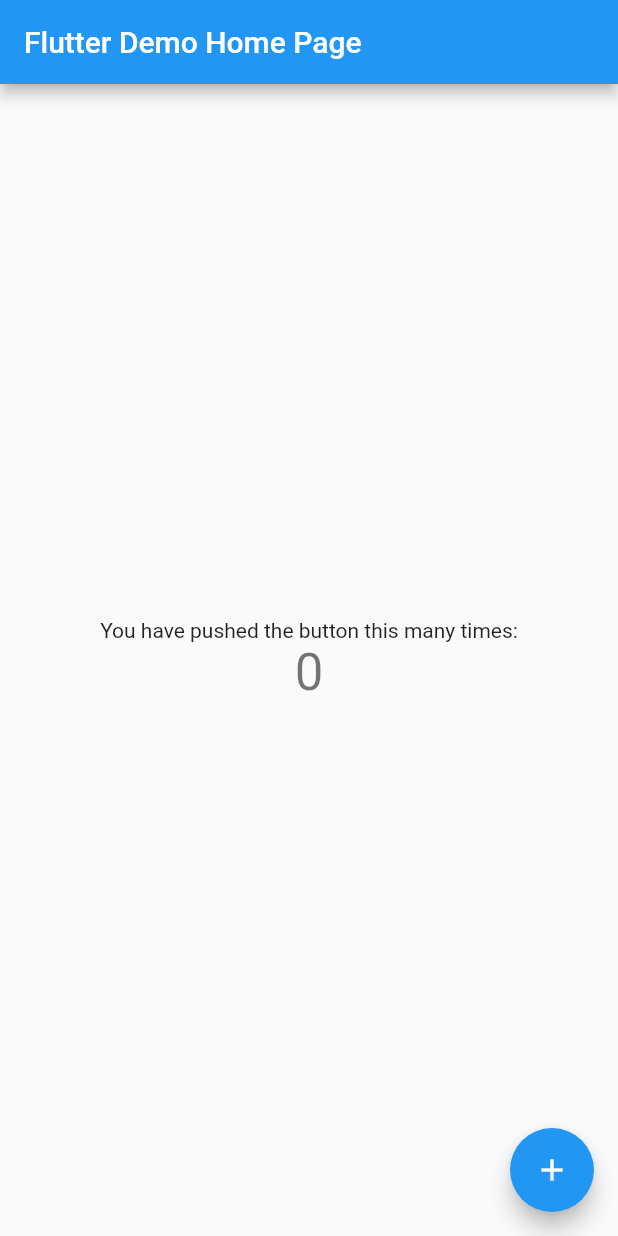
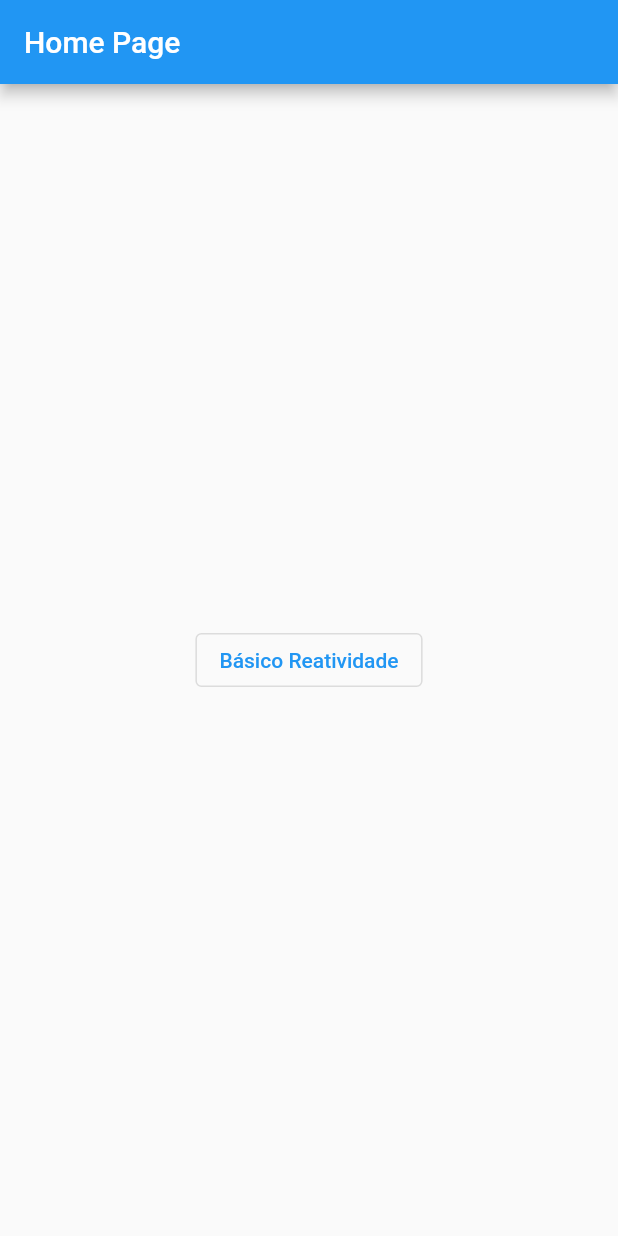
Before and after one commit to oliveiradg/GetStateManager, a Flutter app: the screen it shows after launch, on a phone screen of 412 x 824 dp. Run offline on Flutter 3.47's test engine with Material 2 defaults, Android fonts, the phone set to English and light mode, and no system bars; our stand-ins replace get.

Commit message:
[Dia 18] POC: Básico sobre reatividade com Getx

```diff
--- /dev/null
+++ b/lib/home_page.dart
@@ -0,0 +1,28 @@
+import 'package:flutter/material.dart';
+import 'package:flutter/src/foundation/key.dart';
+import 'package:flutter/src/widgets/framework.dart';
+import 'package:get/get.dart';
+
+class HomePage extends StatelessWidget {
+  const HomePage({Key? key}) : super(key: key);
+
+  @override
+  Widget build(BuildContext context) {
+    return Scaffold(
+      appBar: AppBar(
+        title: const Text('Home Page'),
+      ),
+      body:  Center(
+        child: Column(
+          mainAxisAlignment: MainAxisAlignment.center,
+          children: [
+            OutlinedButton(onPressed: (){
+              Get.toNamed('/basico/reatividade');
+            }, child: const Text('Básico Reatividade'))
+          ],
+        )
+    ));
+
+
+  }
+}
--- a/lib/main.dart
+++ b/lib/main.dart
@@ -1,4 +1,9 @@
 import 'package:flutter/material.dart';
+import 'package:get/get.dart';
+import 'package:get_state_manager/home_page.dart';
+import 'package:get_state_manager/pages/basico/reatividade.dart';
+
+
 
 void main() {
   runApp(const MyApp());
@@ -7,109 +12,16 @@ void main() {
 class MyApp extends StatelessWidget {
   const MyApp({Key? key}) : super(key: key);
 
-  // This widget is the root of your application.
   @override
   Widget build(BuildContext context) {
-    return MaterialApp(
-      title: 'Flutter Demo',
-      theme: ThemeData(
-        // This is the theme of your application.
-        //
-        // Try running your application with "flutter run". You'll see the
-        // application has a blue toolbar. Then, without quitting the app, try
-        // changing the primarySwatch below to Colors.green and then invoke
-        // "hot reload" (press "r" in the console where you ran "flutter run",
-        // or simply save your changes to "hot reload" in a Flutter IDE).
-        // Notice that the counter didn't reset back to zero; the application
-        // is not restarted.
-        primarySwatch: Colors.blue,
-      ),
-      home: const MyHomePage(title: 'Flutter Demo Home Page'),
+    return GetMaterialApp(
+      getPages: [
+        GetPage(name: '/', page: () => const HomePage()),
+        GetPage(name: '/basico/reatividade', page: () =>  ReatividadePage()),
+
+      ],
+
+
     );
   }
 }
-
-class MyHomePage extends StatefulWidget {
-  const MyHomePage({Key? key, required this.title}) : super(key: key);
-
-  // This widget is the home page of your application. It is stateful, meaning
-  // that it has a State object (defined below) that contains fields that affect
-  // how it looks.
-
-  // This class is the configuration for the state. It holds the values (in this
-  // case the title) provided by the parent (in this case the App widget) and
-  // used by the build method of the State. Fields in a Widget subclass are
-  // always marked "final".
-
-  final String title;
-
-  @override
-  State<MyHomePage> createState() => _MyHomePageState();
-}
-
-class _MyHomePageState extends State<MyHomePage> {
-  int _counter = 0;
-
-  void _incrementCounter() {
-    setState(() {
-      // This call to setState tells the Flutter framework that something has
-      // changed in this State, which causes it to rerun the build method below
-      // so that the display can reflect the updated values. If we changed
-      // _counter without calling setState(), then the build method would not be
-      // called again, and so nothing would appear to happen.
-      _counter++;
-    });
-  }
-
-  @override
-  Widget build(BuildContext context) {
-    // This method is rerun every time setState is called, for instance as done
-    // by the _incrementCounter method above.
-    //
-    // The Flutter framework has been optimized to make rerunning build methods
-    // fast, so that you can just rebuild anything that needs updating rather
-    // than having to individually change instances of widgets.
-    return Scaffold(
-      appBar: AppBar(
-        // Here we take the value from the MyHomePage object that was created by
-        // the App.build method, and use it to set our appbar title.
-        title: Text(widget.title),
-      ),
-      body: Center(
-        // Center is a layout widget. It takes a single child and positions it
-        // in the middle of the parent.
-        child: Column(
-          // Column is also a layout widget. It takes a list of children and
-          // arranges them vertically. By default, it sizes itself to fit its
-          // children horizontally, and tries to be as tall as its parent.
-          //
-          // Invoke "debug painting" (press "p" in the console, choose the
-          // "Toggle Debug Paint" action from the Flutter Inspector in Android
-          // Studio, or the "Toggle Debug Paint" command in Visual Studio Code)
-          // to see the wireframe for each widget.
-          //
-          // Column has various properties to control how it sizes itself and
-          // how it positions its children. Here we use mainAxisAlignment to
-          // center the children vertically; the main axis here is the vertical
-          // axis because Columns are vertical (the cross axis would be
-          // horizontal).
-          mainAxisAlignment: MainAxisAlignment.center,
-          children: <Widget>[
-            const Text(
-              'You have pushed the button this many times:',
-            ),
-            Text(
-              '$_counter',
-              style: Theme.of(context).textTheme.headline4,
-            ),
-          ],
-        ),
-      ),
-      floatingActionButton: FloatingActionButton(
-        onPressed: _incrementCounter,
-        tooltip: 'Increment',
-        child: const Icon(Icons.add),
-      ), // This trailing comma makes auto-formatting nicer for build methods.
-    );
-  }
-}
--- a/pubspec.yaml
+++ b/pubspec.yaml
@@ -34,6 +34,7 @@ dependencies:
   # The following adds the Cupertino Icons font to your application.
   # Use with the CupertinoIcons class for iOS style icons.
   cupertino_icons: ^1.0.2
+  get: ^4.6.5
 
 dev_dependencies:
   flutter_test:
```
Also changed, not shown: lib/pages/basico/reatividade.dart (added, +42 -0 lines), pubspec.lock.
